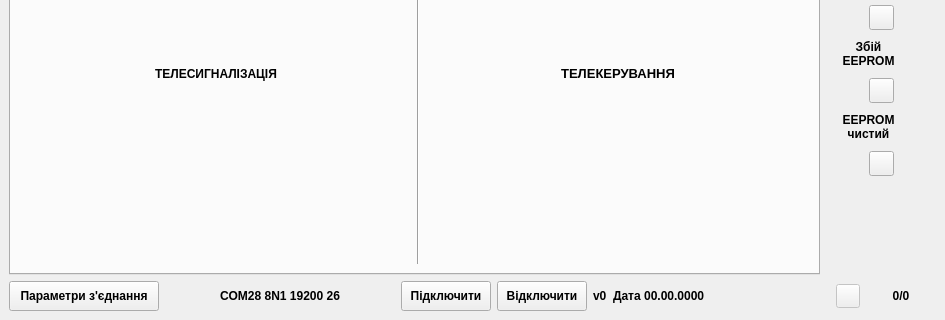
The window that mdio.ui (Goodjamp/Mdio) describes before a commit, drawn with Qt 5; both pictures show x 0 to 945 and y 160 to 480 of the 945 by 480 pixel window.
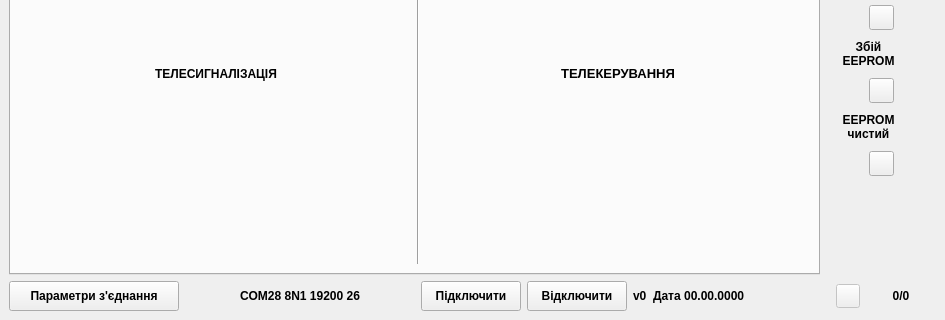
The same window after the commit. The open tabs and pages were chosen to show the change.

```diff
--- a/mdio.ui
+++ b/mdio.ui
@@ -1509,13 +1509,13 @@
        <widget class="QPushButton" name="pbConnectionSettings">
         <property name="minimumSize">
          <size>
-          <width>150</width>
+          <width>170</width>
           <height>30</height>
          </size>
         </property>
         <property name="maximumSize">
          <size>
-          <width>150</width>
+          <width>170</width>
           <height>30</height>
          </size>
         </property>
@@ -1564,13 +1564,13 @@
        <widget class="QPushButton" name="pbConnect">
         <property name="minimumSize">
          <size>
-          <width>90</width>
+          <width>100</width>
           <height>30</height>
          </size>
         </property>
         <property name="maximumSize">
          <size>
-          <width>90</width>
+          <width>100</width>
           <height>30</height>
          </size>
         </property>
@@ -1590,13 +1590,13 @@
        <widget class="QPushButton" name="pbDisconnect">
         <property name="minimumSize">
          <size>
-          <width>90</width>
+          <width>100</width>
           <height>30</height>
          </size>
         </property>
         <property name="maximumSize">
          <size>
-          <width>90</width>
+          <width>100</width>
           <height>30</height>
          </size>
         </property>
```
Left out of the diff: 2 changed lines with no effect on the pictures.
